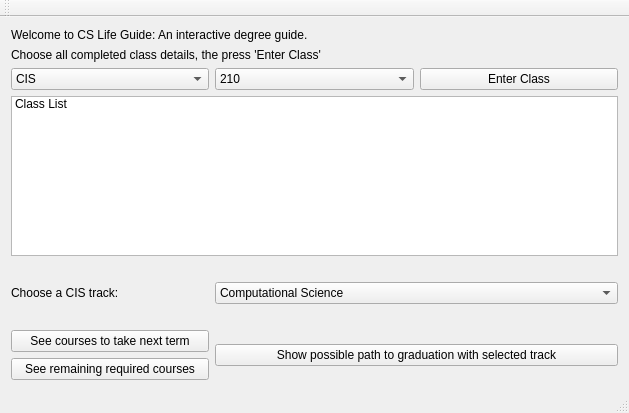
spw720/CISDegreeGuide---GroupProject, file mainwindow.ui: the form before one commit.
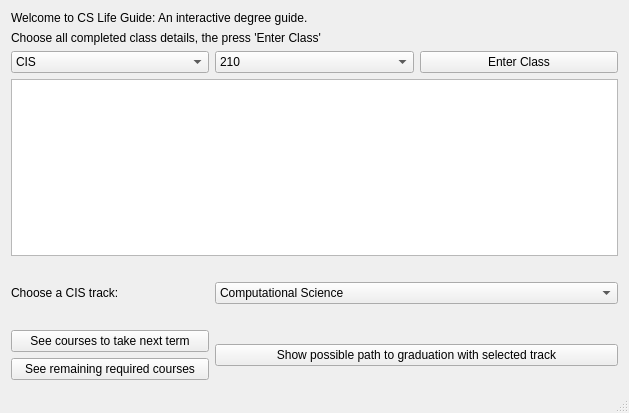
The form after the commit.

What changed in the file:
```diff
--- a/mainwindow.ui
+++ b/mainwindow.ui
@@ -56,11 +56,6 @@
       <property name="cursor" stdset="0">
        <cursorShape>ArrowCursor</cursorShape>
       </property>
-      <item>
-       <property name="text">
-        <string>Class List</string>
-       </property>
-      </item>
      </widget>
     </item>
     <item row="2" column="0">
@@ -210,14 +205,6 @@
     </rect>
    </property>
   </widget>
-  <widget class="QToolBar" name="mainToolBar">
-   <attribute name="toolBarArea">
-    <enum>TopToolBarArea</enum>
-   </attribute>
-   <attribute name="toolBarBreak">
-    <bool>false</bool>
-   </attribute>
-  </widget>
   <widget class="QStatusBar" name="statusBar"/>
  </widget>
  <layoutdefault spacing="6" margin="11"/>
```
Left out of the diff: 16 changed lines with no effect on the pictures.
